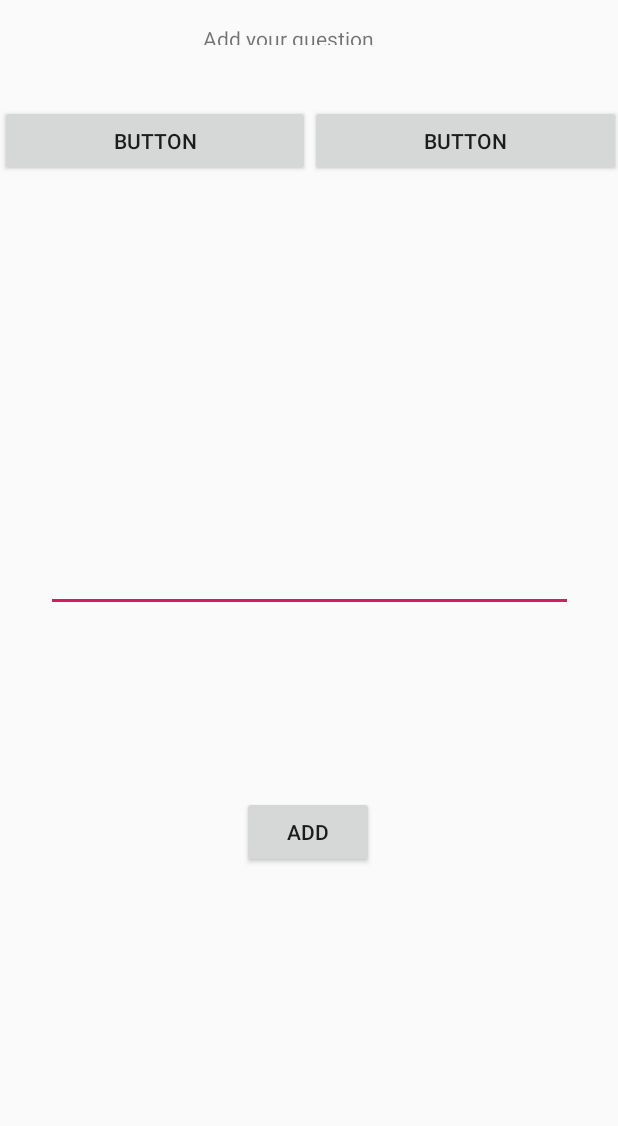
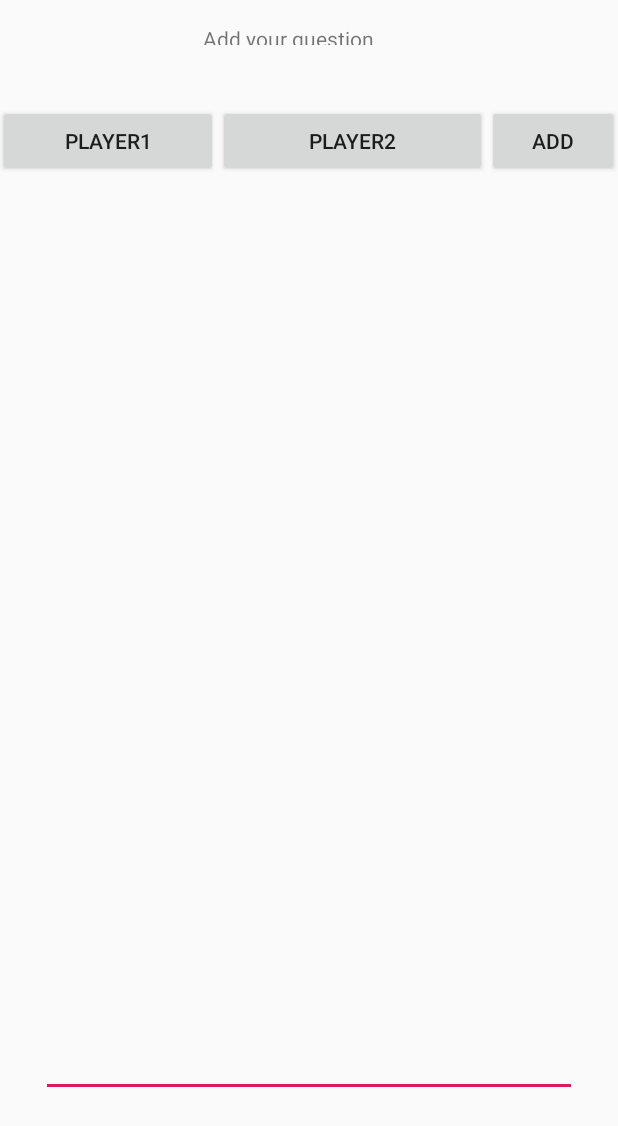
Before and after one commit to tsvan/TruthOrDare, an Android app: the AddQuestionActivity screen opened directly, with no data from a screen before it, on a phone screen of 412 x 824 dp. Shown: the top 1126 px of the screen. Run offline under Robolectric (Android 15) with nearby library versions, the phone set to English and light mode, and no system bars; 1 statement that could not run was skipped.

Commit message:
random player string in question

```diff
--- a/app/src/main/java/tsvan/com/AddQuestionActivity.kt
+++ b/app/src/main/java/tsvan/com/AddQuestionActivity.kt
@@ -3,12 +3,13 @@ package tsvan.com
 import androidx.appcompat.app.AppCompatActivity
 import android.os.Bundle
 import android.widget.EditText
+import android.widget.Toast
 import kotlinx.android.synthetic.main.activity_add_question.*
 import tsvan.com.infrastructure.DbConnect
 
 class AddQuestionActivity : AppCompatActivity() {
 
-    private var dbConnect : DbConnect? = null
+    private var dbConnect: DbConnect? = null
 
 
     override fun onCreate(savedInstanceState: Bundle?) {
@@ -19,11 +20,25 @@ class AddQuestionActivity : AppCompatActivity() {
 
         val packageId = intent.extras!!.getInt("id")
 
-        val editText  = this.findViewById<EditText>(R.id.editText)
+        val editText = findViewById<EditText>(R.id.editText)
+
+        playerOneButton.setOnClickListener {
+            val position = editText.selectionStart
+            val tmp = StringBuilder(editText.text).insert(position, "%PLAYER1%").toString()
+            Toast.makeText(applicationContext, tmp, Toast.LENGTH_SHORT).show()
+            editText.setText(tmp)
+        }
+
+        playerTwoButton.setOnClickListener {
+            val position = editText.selectionStart
+            val tmp = StringBuilder(editText.text).insert(position, "%PLAYER2%").toString()
+            Toast.makeText(applicationContext, tmp, Toast.LENGTH_SHORT).show()
+            editText.setText(tmp)
+        }
 
 
-        addQuestion.setOnClickListener{
-           dbConnect!!.addQuestion(packageId, editText.text.toString() )
+        addQuestion.setOnClickListener {
+            dbConnect!!.addQuestion(packageId, editText.text.toString())
         }
     }
 }
--- a/app/src/main/res/layout/activity_add_question.xml
+++ b/app/src/main/res/layout/activity_add_question.xml
@@ -8,26 +8,16 @@
 
     <EditText
         android:id="@+id/editText"
-        android:layout_width="351dp"
-        android:layout_height="288dp"
+        android:layout_width="357dp"
+        android:layout_height="518dp"
         android:ems="10"
         android:gravity="start|top"
         android:inputType="textMultiLine"
+        app:layout_constraintBottom_toBottomOf="parent"
         app:layout_constraintEnd_toEndOf="parent"
         app:layout_constraintStart_toStartOf="parent"
         app:layout_constraintTop_toBottomOf="@+id/linearLayout" />
 
-    <Button
-        android:id="@+id/addQuestion"
-        android:layout_width="wrap_content"
-        android:layout_height="wrap_content"
-        android:text="@string/addQuestion"
-        app:layout_constraintBottom_toBottomOf="parent"
-        app:layout_constraintEnd_toEndOf="parent"
-        app:layout_constraintHorizontal_bias="0.498"
-        app:layout_constraintStart_toStartOf="parent"
-        app:layout_constraintTop_toBottomOf="@+id/editText"
-        app:layout_constraintVertical_bias="0.334" />
 
     <TextView
         android:id="@+id/textView2"
@@ -46,22 +36,28 @@
         android:layout_height="50dp"
         android:layout_marginTop="40dp"
         android:orientation="horizontal"
-        app:layout_constraintTop_toBottomOf="@+id/textView2"
-        tools:layout_editor_absoluteX="1dp">
+        app:layout_constraintEnd_toEndOf="parent"
+        app:layout_constraintTop_toBottomOf="@+id/textView2">
 
         <Button
-            android:id="@+id/button"
+            android:id="@+id/playerOneButton"
+            android:layout_width="1dp"
+            android:layout_height="wrap_content"
+            android:layout_weight="1"
+            android:text="@string/player1" />
+
+        <Button
+            android:id="@+id/playerTwoButton"
+            android:layout_width="33dp"
+            android:layout_height="wrap_content"
+            android:layout_weight="1"
+            android:text="@string/player2" />
+
+        <Button
+            android:id="@+id/addQuestion"
             android:layout_width="wrap_content"
             android:layout_height="wrap_content"
-            android:layout_weight="1"
-            android:text="Button" />
-
-        <Button
-            android:id="@+id/button2"
-            android:layout_width="wrap_content"
-            android:layout_height="wrap_content"
-            android:layout_weight="1"
-            android:text="Button" />
+            android:text="@string/addQuestion" />
     </LinearLayout>
 
 </androidx.constraintlayout.widget.ConstraintLayout>
--- a/app/src/main/res/values/strings.xml
+++ b/app/src/main/res/values/strings.xml
@@ -13,4 +13,6 @@
     <string name="close">close</string>
     <string name="create">Create</string>
     <string name="addPackage">add package</string>
+    <string name="player1">player1</string>
+    <string name="player2">player2</string>
 </resources>
```
Also changed, not shown: app/src/main/java/tsvan/com/AddQuestionsActivity.kt (+14 -3 lines), app/src/main/res/layout/activity_add_package.xml (+8 -8 lines).
